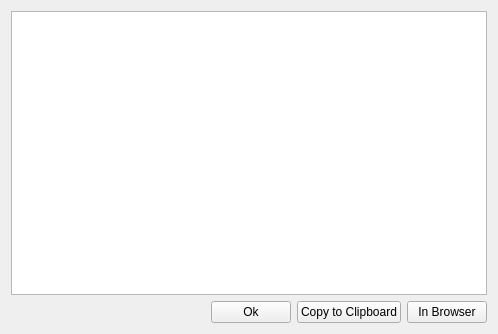
First picture: the form in qml/gist.ui, repository arsham/gistflow, before the edit.
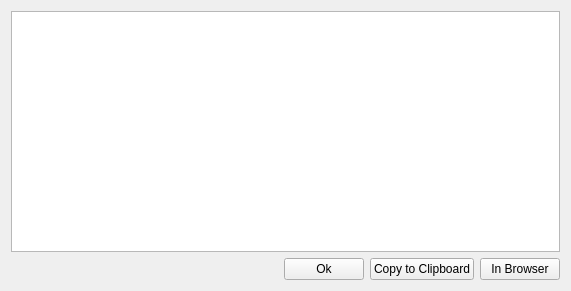
Second picture: the form after the edit.

The edit to the form file:
```diff
--- a/qml/gist.ui
+++ b/qml/gist.ui
@@ -6,8 +6,8 @@
    <rect>
     <x>0</x>
     <y>0</y>
-    <width>498</width>
-    <height>334</height>
+    <width>571</width>
+    <height>291</height>
    </rect>
   </property>
   <property name="windowTitle">
```
